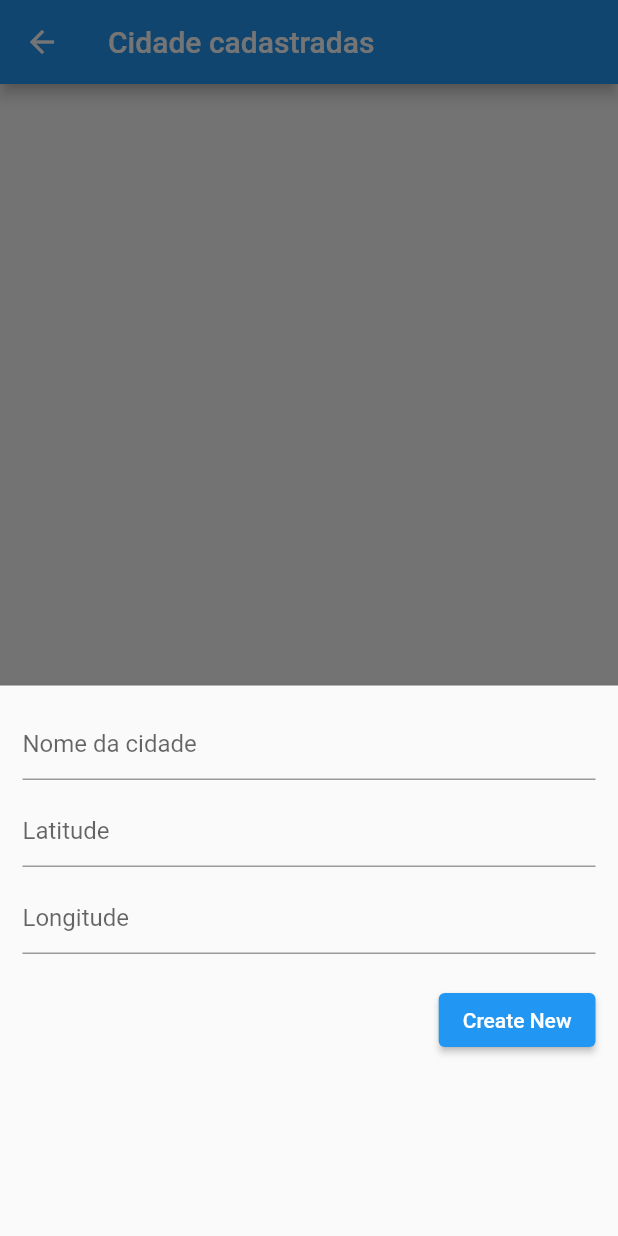
After one commit to jonataslaet/semsairdecasa, a Flutter app: the CityListingView screen opened by its route, after a tap on the "add" icon, on a phone screen of 412 x 824 dp. The commit adds this screen. Run offline on Flutter 3.47's test engine with Material 2 defaults, Android fonts, the phone set to English and light mode, and no system bars; our stand-ins replace google_maps_flutter, sqflite; missing offline and left inert: dart:ffi; accounts and stored records are empty.

Commit message:
Criação de CRUD básico de coordenadas de cidades
Inclusão do sqflite

```diff
--- /dev/null
+++ b/mobile_flutter/lib/controllers/city_list_controller.dart
@@ -0,0 +1,170 @@
+import 'dart:ffi';
+
+import 'package:flutter/material.dart';
+import 'package:mobile_flutter/repositories/city_repository.dart';
+
+class CityListController extends StatefulWidget {
+  const CityListController({Key? key}) : super(key: key);
+
+  @override
+  State<CityListController> createState() => _CityListControllerState();
+}
+
+class _CityListControllerState extends State<CityListController> {
+  // Lista de cidades, inicialmente vazia
+  List<Map<String, dynamic>> _cities = [];
+
+  bool _isLoading = true;
+  // Esse método é utilizado para pegar as cidades cadastradas no banco de dados
+  void _refreshCities() async {
+    final data = await CityRepository.getCities();
+    setState(() {
+      _cities = data;
+      _isLoading = false;
+    });
+  }
+
+  @override
+  void initState() {
+    super.initState();
+    _refreshCities(); // Carregando as cidades cadastradas quando a aplicação inicia
+  }
+
+  final TextEditingController _nameController = TextEditingController();
+  final TextEditingController _latitudeController = TextEditingController();
+  final TextEditingController _longitudeController = TextEditingController();
+
+  // Esse método será executado quando o botão de criar for pressionado
+  // Também será executado quando o botão de atualizar fo pressionado
+  void _showForm(int? id) async {
+    if (id != null) {
+      // id == null -> cria um novo item
+      // id != null -> atualiza um item existente
+      final existingCity =
+          _cities.firstWhere((element) => element['id'] == id);
+      _nameController.text = existingCity['name'];
+      _latitudeController.value = existingCity['latitude'];
+      _longitudeController.value = existingCity['longitude'];
+    }
+
+    showModalBottomSheet(
+        context: context,
+        elevation: 5,
+        isScrollControlled: true,
+        builder: (_) => Container(
+              padding: EdgeInsets.only(
+                top: 15,
+                left: 15,
+                right: 15,
+                // Isso vai prevenir que o teclado cubra os campos
+                bottom: MediaQuery.of(context).viewInsets.bottom + 120,
+              ),
+              child: Column(
+                mainAxisSize: MainAxisSize.min,
+                crossAxisAlignment: CrossAxisAlignment.end,
+                children: [
+                  TextField(
+                    controller: _nameController,
+                    decoration: const InputDecoration(hintText: 'Nome da cidade'),
+                  ),
+                  const SizedBox(
+                    height: 10,
+                  ),
+                  TextField(
+                    controller: _latitudeController,
+                    keyboardType: const TextInputType.numberWithOptions(decimal: true),
+                    decoration: const InputDecoration(hintText: 'Latitude'),
+                  ),
+                  const SizedBox(
+                    height: 10,
+                  ),
+                  TextField(
+                    controller: _latitudeController,
+                    keyboardType: const TextInputType.numberWithOptions(decimal: true),
+                    onSubmitted: (_) =>  _showForm(null),
+                    decoration: const InputDecoration(hintText: 'Longitude'),
+                  ),
+                  const SizedBox(
+                    height: 20,
+                  ),
+                  ElevatedButton(
+                    onPressed: () async {
+                      // Registra uma nova cidade
+                      if (id == null) {
+                        await _addCity();
+                      }
+
+                      if (id != null) {
+                        await _updateCity(id);
+                      }
+                    },
+                    child: Text(id == null ? 'Create New' : 'Update'),
+                  )
+                ],
+              ),
+            ));
+  }
+
+// Insere uma cidade
+  Future<void> _addCity() async {
+    await CityRepository.createCity(_nameController.text, _latitudeController.text as Double?, _longitudeController.text as Double?);
+    _refreshCities();
+  }
+
+  // Atualiza uma cidade cadastrada
+  Future<void> _updateCity(int id) async {
+    await CityRepository.updateCity(
+        id, _nameController.text, _latitudeController.text as Double?, _longitudeController.text as Double?);
+    _refreshCities();
+  }
+
+  // Descadastra uma cidade
+  void _deleteCity(int id) async {
+    await CityRepository.deleteCity(id);
+    _refreshCities();
+  }
+
+  @override
+  Widget build(BuildContext context) {
+    // CityRepository.db();
+    return Scaffold(
+      appBar: AppBar(
+        title: const Text('Cidade cadastradas'),
+      ),
+      body: _isLoading
+          ? const Center(
+              child: CircularProgressIndicator(),
+            )
+          : ListView.builder(
+              itemCount: _cities.length,
+              itemBuilder: (context, index) => Card(
+                color: Colors.orange[200],
+                margin: const EdgeInsets.all(15),
+                child: ListTile(
+                    title: Text(_cities[index]['name']),
+                    subtitle: Text(_cities[index]['latitude']),
+                    trailing: SizedBox(
+                      width: 100,
+                      child: Row(
+                        children: [
+                          IconButton(
+                            icon: const Icon(Icons.edit),
+                            onPressed: () => _showForm(_cities[index]['id']),
+                          ),
+                          IconButton(
+                            icon: const Icon(Icons.delete),
+                            onPressed: () =>
+                                _deleteCity(_cities[index]['id']),
+                          ),
+                        ],
+                      ),
+                    )),
+              ),
+            ),
+      floatingActionButton: FloatingActionButton(
+        child: const Icon(Icons.add),
+        onPressed: () => _showForm(null),
+      ),
+    );
+  }
+}
--- a/mobile_flutter/lib/main.dart
+++ b/mobile_flutter/lib/main.dart
@@ -1,6 +1,6 @@
 import 'package:flutter/material.dart';
+import 'package:mobile_flutter/views/city_listing_view.dart';
 import 'package:mobile_flutter/views/maps_view.dart';
-
 import 'views/entry_view.dart';
 
 void main() {
@@ -8,7 +8,7 @@ void main() {
 }
 
 class MyApp extends StatelessWidget {
-  const MyApp({super.key});
+  const MyApp({Key? key}) : super(key: key);
 
   @override
   Widget build(BuildContext context) {
@@ -17,7 +17,8 @@ class MyApp extends StatelessWidget {
       initialRoute: '/',
       home: const EntryView(),
       routes: {
-        '/maps': (context) => const MapsView()
+        '/maps': (context) => const MapsView(),
+        '/cities': (context) => const CityListingView()
       },
     );
   }
--- /dev/null
+++ b/mobile_flutter/lib/repositories/city_repository.dart
@@ -0,0 +1,79 @@
+import 'dart:ffi';
+import 'package:flutter/foundation.dart';
+import 'package:sqflite/sqflite.dart' as sql;
+import 'package:sqflite/sqlite_api.dart';
+
+class CityRepository {
+  static Future<void> createTables(sql.Database database) async {
+    await database.execute("""CREATE TABLE cities(
+        id INTEGER PRIMARY KEY AUTOINCREMENT NOT NULL,
+        name TEXT,
+        latitude REAL,
+        longitude REAL
+      )
+      """);
+  }
+
+  static Future<sql.Database> db() async {
+    Database db = await sql.openDatabase(
+      'mycities.db',
+      version: 1,
+      onCreate: (sql.Database database, int version) async {
+        await createTables(database);
+      },
+    );
+    print('Banco:  ${db.isOpen.toString()}');
+    return db;
+  }
+
+  // Cria uma nova cidade
+  static Future<int> createCity(String name, Double? latitude, Double? longitude) async {
+    final db = await CityRepository.db();
+
+    final data = {'name': name, 'latitude': latitude, 'longitude': longitude};
+    final id = await db.insert('cities', data,
+        conflictAlgorithm: sql.ConflictAlgorithm.replace);
+        db.close();
+    return id;
+  }
+
+  // Lê todas as cidades
+  static Future<List<Map<String, dynamic>>> getCities() async {
+    final db = await CityRepository.db();
+    return db.query('cities', orderBy: "id");
+  }
+
+  // Lê uma única cidade por id
+  // Não foi utilizado esse método neste aplicativo, mas deixei aqui para uso posterior
+  static Future<List<Map<String, dynamic>>> getItem(int id) async {
+    final db = await CityRepository.db();
+    return db.query('cities', where: "id = ?", whereArgs: [id], limit: 1);
+  }
+
+  // Atualiza uma cidade por id
+  static Future<int> updateCity(
+      int id, String name, Double? latitude, Double? longitude) async {
+    final db = await CityRepository.db();
+
+    final data = {
+      'name': name,
+      'latitude': latitude,
+      'longitude': longitude,
+      'createdAt': DateTime.now().toString()
+    };
+
+    final result =
+        await db.update('cities', data, where: "id = ?", whereArgs: [id]);
+    return result;
+  }
+
+  // Delete uma cidade
+  static Future<void> deleteCity(int id) async {
+    final db = await CityRepository.db();
+    try {
+      await db.delete("cities", where: "id = ?", whereArgs: [id]);
+    } catch (err) {
+      debugPrint("Something went wrong when deleting an item: $err");
+    }
+  }
+}
--- /dev/null
+++ b/mobile_flutter/lib/views/city_listing_view.dart
@@ -0,0 +1,16 @@
+import 'package:flutter/material.dart';
+import 'package:mobile_flutter/controllers/city_list_controller.dart';
+
+class CityListingView extends StatelessWidget {
+  const CityListingView({super.key});
+
+  @override
+  Widget build(BuildContext context) {
+    return const Scaffold(
+      body: Center(
+        child: CityListController()
+      ),
+    );
+
+  }
+}
--- a/mobile_flutter/lib/views/entry_view.dart
+++ b/mobile_flutter/lib/views/entry_view.dart
@@ -15,7 +15,13 @@ class EntryView extends StatelessWidget {
                 Navigator.pushNamed(context, '/maps');
               },
               child: const Text('Mapa de Teresina'),
-            )
+            ),
+            ElevatedButton(
+              onPressed: () {
+                Navigator.pushNamed(context, '/cities');
+              },
+              child: const Text('Cidades cadastradas'),
+            ),
           ],
         ),
       ),
--- a/mobile_flutter/lib/views/maps_view.dart
+++ b/mobile_flutter/lib/views/maps_view.dart
@@ -6,9 +6,8 @@ class MapsView extends StatelessWidget {
 
   @override
   Widget build(BuildContext context) {
-    return Scaffold(
-      appBar: AppBar(),
-      body: const Center(
+    return const Scaffold(
+      body: Center(
         child: GoogleMapsController()
       ),
     );
--- a/mobile_flutter/pubspec.yaml
+++ b/mobile_flutter/pubspec.yaml
@@ -29,6 +29,8 @@ environment:
 # versions available, run `flutter pub outdated`.
 dependencies:
   path: any
+  google_maps_flutter: ^2.2.6
+  google_maps_flutter_web: ^0.4.0+8
   flutter:
     sdk: flutter
 
@@ -36,12 +38,11 @@ dependencies:
   # The following adds the Cupertino Icons font to your application.
   # Use with the CupertinoIcons class for iOS style icons.
   cupertino_icons: ^1.0.2
+  sqflite: ^2.2.7
 
 dev_dependencies:
   flutter_test:
     sdk: flutter
-  google_maps_flutter: ^2.2.6
-  google_maps_flutter_web: ^0.4.0+8
 
   # The "flutter_lints" package below contains a set of recommended lints to
   # encourage good coding practices. The lint set provided by the package is
```
Also changed, not shown: mobile_flutter/lib/components/city_form.dart (added, +113 -0 lines), mobile_flutter/lib/controllers/google_maps_controller.dart (+5 -4 lines), mobile_flutter/pubspec.lock, 1 other file.
